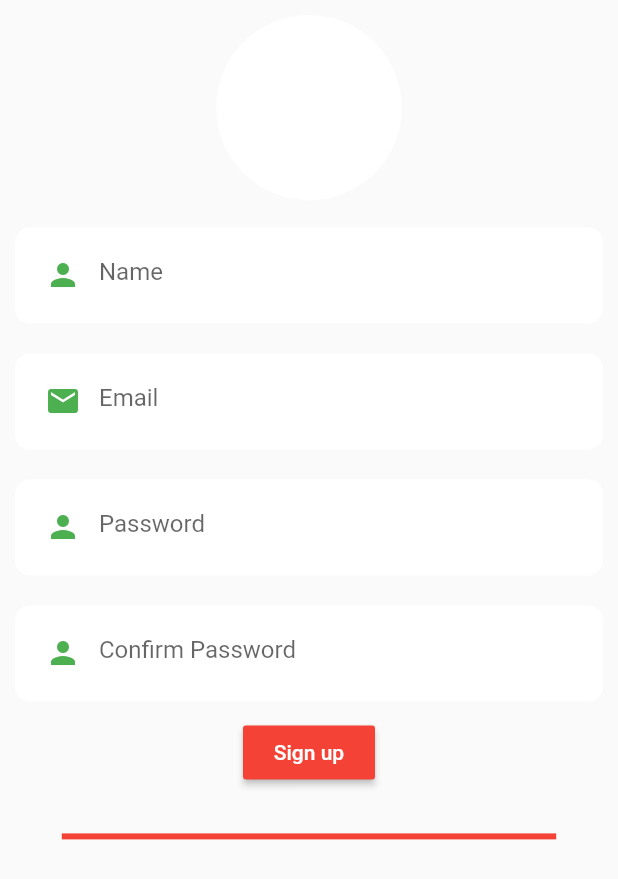
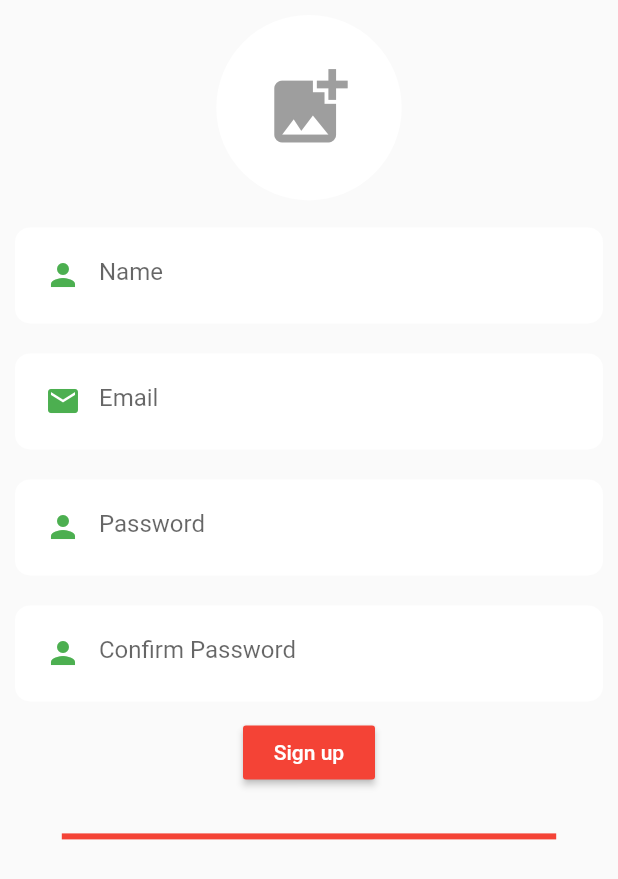
Before and after one commit to officialismailshah/e_shop_update, a Flutter app: the Register widget shown alone on an empty page, opened directly, on a phone screen of 412 x 824 dp. Shown: the top 879 px of the screen. Run offline on Flutter 3.47's test engine with Material 2 defaults, Android fonts, the phone set to English and light mode, and no system bars; our stand-ins replace cloud_firestore, firebase_auth, firebase_storage, fluttertoast, image_picker, shared_preferences; accounts and stored records are empty.

Commit message:
made improvemnts on the project to make it finalize

```diff
--- a/lib/Authentication/register.dart
+++ b/lib/Authentication/register.dart
@@ -1,4 +1,6 @@
 import 'dart:io';
+import 'dart:async';
+import 'package:flutter/foundation.dart' show kIsWeb;
 import 'package:cloud_firestore/cloud_firestore.dart';
 import 'package:e_shop/Widgets/customTextField.dart';
 import 'package:e_shop/DialogBox/errorDialog.dart';
@@ -28,6 +30,7 @@ class _RegisterState extends State<Register> {
   String userImageUrl = "";
   final ImagePicker imageFile = ImagePicker();
   File imgFile;
+  Image imgForWeb;
 
   @override
   Widget build(BuildContext context) {
@@ -42,12 +45,18 @@ class _RegisterState extends State<Register> {
               height: 10.0,
             ),
             InkWell(
-              onTap: _selectAndPickImage,
+              onTap:
+                  // kIsWeb ? _selectAndPickImageForWeb :
+                  _selectAndPickImage,
               child: CircleAvatar(
                 radius: _screenWidth * 0.15,
                 backgroundColor: Colors.white,
-                backgroundImage: imgFile == null ? null : FileImage(imgFile),
-                child: imageFile == null
+                backgroundImage: imgFile == null
+                    ? null
+                    : kIsWeb
+                        ? Image.network(imgFile.path)
+                        : FileImage(imgFile),
+                child: imgFile == null
                     ? Icon(
                         Icons.add_photo_alternate,
                         size: _screenWidth * 0.15,
@@ -124,6 +133,18 @@ class _RegisterState extends State<Register> {
       imgFile = File(file.path);
     });
   }
+
+  // Future<void> _selectAndPickImageForWeb() async {
+  //   Image file = await ImagePickerWeb.getImage(outputType: ImageType.widget);
+
+  //   if (file != null) {
+  //     setState(() {
+  //       // file.clear();
+  //       // _pickedImages.add(fromPicker);
+  //       imgForWeb = file;
+  //     });
+  //   }
+  // }
 
   Future<void> uploadAndSaveImage() async {
     if (imgFile == null) {
```
Also changed, not shown: pubspec.yaml (+8 -10 lines), pubspec.lock, 5 other files.
